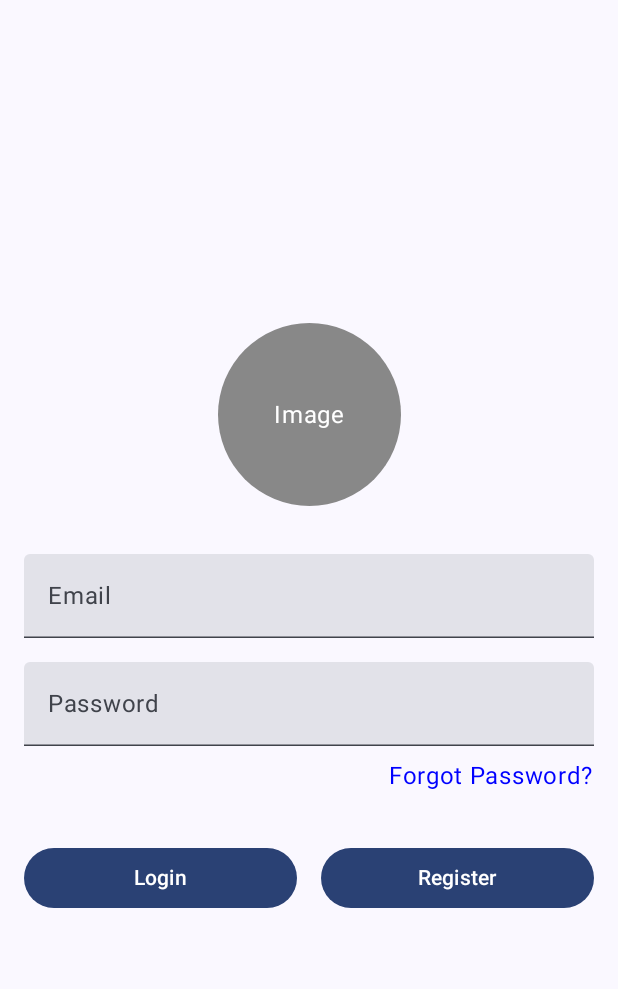
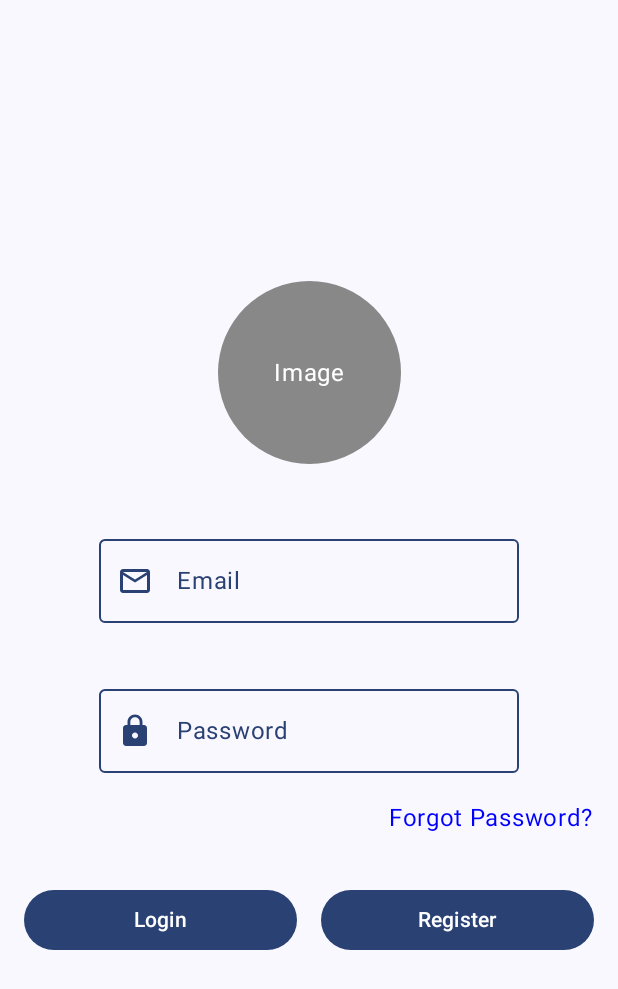
Before and after one commit to cruzjoshua7/cocktail_api_josh, an Android app built with Jetpack Compose: the screen it shows after launch (MainActivity), on a phone screen of 412 x 824 dp. Shown: the top 989 px of the screen. Run offline under Robolectric (Android 15) with nearby library versions, the phone set to English and light mode, and no system bars; our stand-ins replace Firebase (no records; nobody signed in at launch, a user with empty details on screens opened directly).

```diff
--- a/app/build.gradle.kts
+++ b/app/build.gradle.kts
@@ -61,4 +61,6 @@ dependencies {
     androidTestImplementation(libs.androidx.ui.test.junit4)
     debugImplementation(libs.androidx.ui.tooling)
     debugImplementation(libs.androidx.ui.test.manifest)
+    implementation ("androidx.navigation:navigation-compose:2.8.5")
+
 }
--- a/app/src/main/java/com/verycool/cocktailapi/view/MainActivity.kt
+++ b/app/src/main/java/com/verycool/cocktailapi/view/MainActivity.kt
@@ -7,22 +7,35 @@ import androidx.activity.compose.setContent
 import androidx.activity.enableEdgeToEdge
 import androidx.compose.foundation.layout.fillMaxSize
 import androidx.compose.material3.Scaffold
-import androidx.compose.runtime.Composable
+import androidx.compose.runtime.getValue
+import androidx.compose.runtime.mutableStateOf
+import androidx.compose.runtime.remember
+import androidx.compose.runtime.setValue
 import androidx.compose.ui.Modifier
-import com.verycool.cocktailapi.view.login.LoginScreen
+import androidx.navigation.compose.rememberNavController
+import com.google.firebase.auth.ktx.auth
+import com.google.firebase.ktx.Firebase
+import com.verycool.cocktailapi.view.navigation.Navigation
 import com.verycool.cocktailapi.view.theme.CocktailAPITheme
 
 class MainActivity : ComponentActivity() {
+
+
     @SuppressLint("UnusedMaterial3ScaffoldPaddingParameter")
     override fun onCreate(savedInstanceState: Bundle?) {
         super.onCreate(savedInstanceState)
         enableEdgeToEdge()
         setContent {
-            CocktailAPITheme { // Your app theme
+            CocktailAPITheme {
+                val navController = rememberNavController()
+
+                val showScaffold = remember { mutableStateOf(false) }
+                var appTitle by remember { mutableStateOf("Login") }
+
                 Scaffold(
                     modifier = Modifier.fillMaxSize()
                 ) {
-                    LoginScreen() // Your LoginScreen Composable
+                    Navigation()
                 }
             }
         }
--- a/app/src/main/java/com/verycool/cocktailapi/view/login/LoginScreen.kt
+++ b/app/src/main/java/com/verycool/cocktailapi/view/login/LoginScreen.kt
@@ -1,5 +1,7 @@
 package com.verycool.cocktailapi.view.login
 
+import android.content.Context
+import android.widget.Toast
 import androidx.compose.foundation.background
 import androidx.compose.foundation.clickable
 import androidx.compose.foundation.layout.Arrangement
@@ -14,18 +16,35 @@ import androidx.compose.foundation.layout.padding
 import androidx.compose.foundation.layout.size
 import androidx.compose.foundation.layout.width
 import androidx.compose.foundation.shape.CircleShape
+import androidx.compose.material.icons.Icons
+import androidx.compose.material.icons.filled.Lock
+import androidx.compose.material.icons.filled.MailOutline
 import androidx.compose.material3.Button
+import androidx.compose.material3.Icon
+import androidx.compose.material3.MaterialTheme
+import androidx.compose.material3.OutlinedTextField
+import androidx.compose.material3.OutlinedTextFieldDefaults
 import androidx.compose.material3.Text
 import androidx.compose.material3.TextField
 import androidx.compose.runtime.Composable
+import androidx.compose.runtime.getValue
+import androidx.compose.runtime.mutableStateOf
+import androidx.compose.runtime.remember
+import androidx.compose.runtime.setValue
 import androidx.compose.ui.Alignment
 import androidx.compose.ui.Modifier
 import androidx.compose.ui.graphics.Color
-import androidx.compose.ui.text.input.PasswordVisualTransformation
+import androidx.compose.ui.platform.LocalContext
 import androidx.compose.ui.unit.dp
+import androidx.navigation.NavController
+import com.google.firebase.auth.FirebaseAuth
 
 @Composable
-fun LoginScreen() {
+fun LoginScreen(
+    navController: NavController,
+    loginAuth: FirebaseAuth) {
+
+    val context = LocalContext.current
     Column(
         modifier = Modifier
             .fillMaxSize()
@@ -46,22 +65,49 @@ fun LoginScreen() {
         Spacer(modifier = Modifier.height(32.dp))
 
         // Email TextField
-        TextField(
-            value = "",
-            onValueChange = {},
+        var emailText by remember { mutableStateOf("") }
+
+        OutlinedTextField(
+            colors = OutlinedTextFieldDefaults.colors(
+                unfocusedTextColor = MaterialTheme.colorScheme.primary,
+                unfocusedBorderColor = MaterialTheme.colorScheme.primary,
+                unfocusedLabelColor = MaterialTheme.colorScheme.primary,
+                unfocusedLeadingIconColor = MaterialTheme.colorScheme.primary
+            ),
+            leadingIcon = {
+                Icon(
+                    imageVector = Icons.Default.MailOutline,
+                    contentDescription = null
+                )
+            },
+            value = emailText,
+            onValueChange = { emailText = it },
             label = { Text("Email") },
-            modifier = Modifier.fillMaxWidth()
+            modifier = Modifier.padding(10.dp)
         )
 
         Spacer(modifier = Modifier.height(16.dp))
 
         // Password TextField
-        TextField(
-            value = "",
-            onValueChange = {},
+        var passwordText by remember { mutableStateOf("") }
+        OutlinedTextField(
+            colors = OutlinedTextFieldDefaults.colors(
+                unfocusedTextColor = MaterialTheme.colorScheme.primary,
+                unfocusedBorderColor = MaterialTheme.colorScheme.primary,
+                unfocusedLabelColor = MaterialTheme.colorScheme.primary,
+                unfocusedLeadingIconColor = MaterialTheme.colorScheme.primary
+            ),
+            leadingIcon = {
+                Icon(
+                    imageVector = Icons.Default.Lock,
+                    contentDescription = null
+                )
+            },
+            value = passwordText,
+            onValueChange = { passwordText = it },
             label = { Text("Password") },
-            modifier = Modifier.fillMaxWidth(),
-            visualTransformation = PasswordVisualTransformation()
+            modifier = Modifier.padding(10.dp)
+
         )
 
         Spacer(modifier = Modifier.height(8.dp))
@@ -81,9 +127,23 @@ fun LoginScreen() {
         Row(
             modifier = Modifier.fillMaxWidth(),
             horizontalArrangement = Arrangement.SpaceEvenly
-        ) {
+        ) {3
+            var enabledState by remember { mutableStateOf(true) }
+            if (emailText.isEmpty() || passwordText.isEmpty()) {
+                enabledState = false
+            } else {
+                enabledState = true
+            }
             Button(
-                onClick = { /* Add your onClick functionality */ },
+                onClick = {
+                    verifyFirebaseUser(
+                        emailText,
+                        passwordText,
+                        loginAuth,
+                        context,
+                        navController
+                    )
+                },
                 modifier = Modifier.weight(1f)
             ) {
                 Text("Login")
@@ -100,3 +160,23 @@ fun LoginScreen() {
         }
     }
 }
+
+private fun verifyFirebaseUser(
+    email: String,
+    password: String,
+    auth: FirebaseAuth,
+    context: Context,
+    navController: NavController
+) {
+    auth.signInWithEmailAndPassword(email, password).addOnCompleteListener { task ->
+        if (task.isSuccessful) {
+            val user = auth.currentUser
+            Toast.makeText(context, "Good Login by ${user?.email}", Toast.LENGTH_LONG).show()
+            //navigate to home screen
+
+        } else {
+            Toast.makeText(context, "Bad Login: ${task.exception?.message}", Toast.LENGTH_LONG)
+                .show()
+        }
+    }
+}
--- /dev/null
+++ b/app/src/main/java/com/verycool/cocktailapi/view/navigation/Navigation.kt
@@ -0,0 +1,22 @@
+package com.verycool.cocktailapi.view.navigation
+
+import androidx.compose.runtime.Composable
+import androidx.compose.runtime.getValue
+import androidx.compose.runtime.mutableStateOf
+import androidx.compose.runtime.remember
+import androidx.navigation.compose.NavHost
+import androidx.navigation.compose.composable
+import androidx.navigation.compose.rememberNavController
+import com.google.firebase.auth.ktx.auth
+import com.google.firebase.ktx.Firebase
+import com.verycool.cocktailapi.view.login.LoginScreen
+
+@Composable
+fun Navigation() {
+    val navController = rememberNavController()
+    val loginAuth by remember { mutableStateOf(Firebase.auth) }
+
+    NavHost(navController = navController, startDestination = Screen.LoginScreen.route) {
+        composable(route = Screen.LoginScreen.route) { LoginScreen(navController = navController, loginAuth) }
+    }
+}
```
Also changed, not shown: app/src/main/java/com/verycool/cocktailapi/data/Drinks.kt (added, +8 -0 lines), app/src/main/java/com/verycool/cocktailapi/presenter/CockTailViewModel.kt (added, +17 -0 lines), app/src/main/java/com/verycool/cocktailapi/view/navigation/Screen.kt (added, +18 -0 lines).
